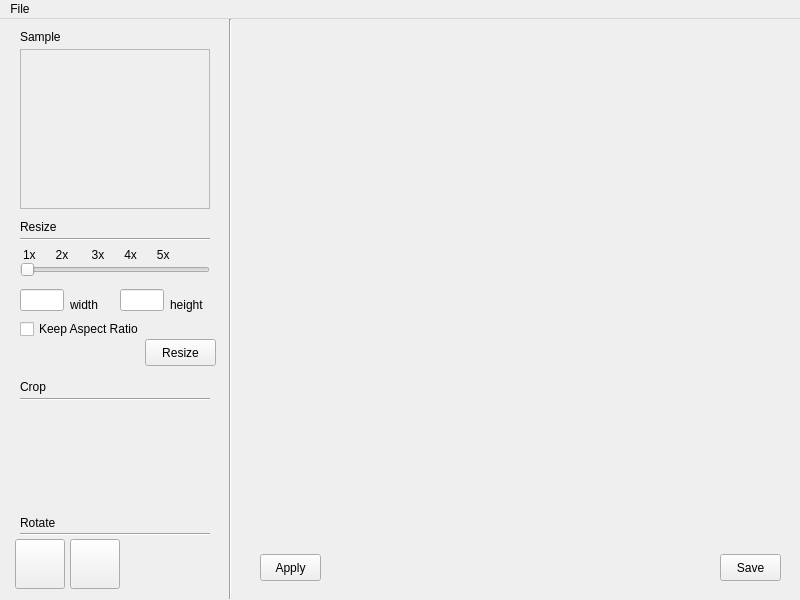
julioce/CompGraf, file trab1/mainwindow.ui: the form before one commit.
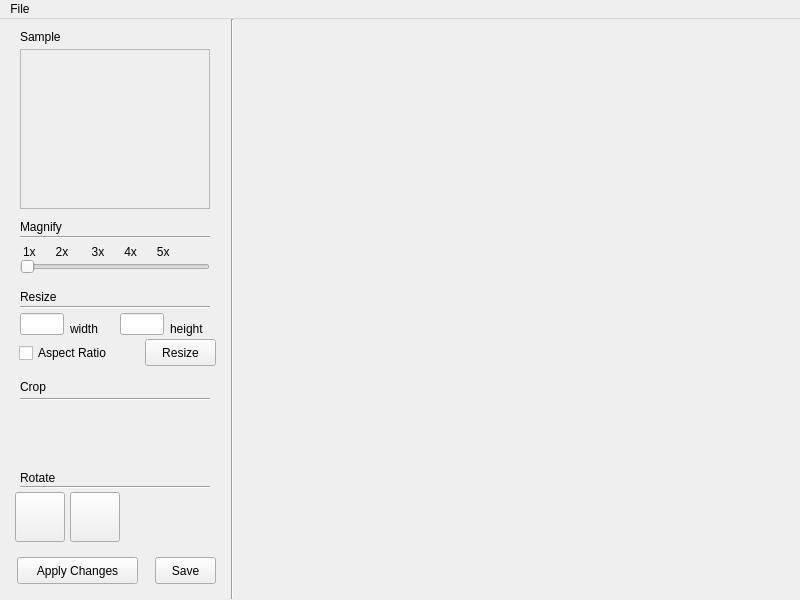
The form after the commit. Icons and pictures are not drawn.

```diff
--- a/trab1/mainwindow.ui
+++ b/trab1/mainwindow.ui
@@ -66,7 +66,7 @@
    <widget class="Line" name="line">
     <property name="geometry">
      <rect>
-      <x>220</x>
+      <x>222</x>
       <y>0</y>
       <width>20</width>
       <height>580</height>
@@ -101,12 +101,33 @@
       <x>249</x>
       <y>30</y>
       <width>530</width>
-      <height>490</height>
+      <height>531</height>
      </rect>
     </property>
+    <property name="sizePolicy">
+     <sizepolicy hsizetype="Expanding" vsizetype="Expanding">
+      <horstretch>0</horstretch>
+      <verstretch>0</verstretch>
+     </sizepolicy>
+    </property>
+    <property name="sizeIncrement">
+     <size>
+      <width>0</width>
+      <height>0</height>
+     </size>
+    </property>
+    <property name="autoFillBackground">
+     <bool>false</bool>
+    </property>
     <property name="text">
      <string/>
     </property>
+    <property name="textFormat">
+     <enum>Qt::AutoText</enum>
+    </property>
+    <property name="scaledContents">
+     <bool>false</bool>
+    </property>
     <property name="alignment">
      <set>Qt::AlignLeading|Qt::AlignLeft|Qt::AlignTop</set>
     </property>
@@ -115,7 +136,7 @@
     <property name="geometry">
      <rect>
       <x>70</x>
-      <y>520</y>
+      <y>473</y>
       <width>50</width>
       <height>50</height>
      </rect>
@@ -141,7 +162,7 @@
     <property name="geometry">
      <rect>
       <x>15</x>
-      <y>520</y>
+      <y>473</y>
       <width>50</width>
       <height>50</height>
      </rect>
@@ -164,7 +185,7 @@
     <property name="geometry">
      <rect>
       <x>20</x>
-      <y>495</y>
+      <y>450</y>
       <width>60</width>
       <height>17</height>
      </rect>
@@ -177,7 +198,7 @@
     <property name="geometry">
      <rect>
       <x>20</x>
-      <y>505</y>
+      <y>458</y>
       <width>190</width>
       <height>20</height>
      </rect>
@@ -189,8 +210,8 @@
    <widget class="QPushButton" name="saveButton">
     <property name="geometry">
      <rect>
-      <x>720</x>
-      <y>535</y>
+      <x>155</x>
+      <y>538</y>
       <width>61</width>
       <height>27</height>
      </rect>
@@ -212,7 +233,7 @@
      <string>Sample</string>
     </property>
    </widget>
-   <widget class="QLabel" name="labelResize">
+   <widget class="QLabel" name="labelMagnify">
     <property name="geometry">
      <rect>
       <x>20</x>
@@ -222,14 +243,14 @@
      </rect>
     </property>
     <property name="text">
-     <string>Resize</string>
+     <string>Magnify</string>
     </property>
    </widget>
    <widget class="Line" name="line_3">
     <property name="geometry">
      <rect>
       <x>20</x>
-      <y>210</y>
+      <y>208</y>
       <width>190</width>
       <height>20</height>
      </rect>
@@ -242,7 +263,7 @@
     <property name="geometry">
      <rect>
       <x>20</x>
-      <y>270</y>
+      <y>294</y>
       <width>44</width>
       <height>22</height>
      </rect>
@@ -252,7 +273,7 @@
     <property name="geometry">
      <rect>
       <x>120</x>
-      <y>270</y>
+      <y>294</y>
       <width>44</width>
       <height>22</height>
      </rect>
@@ -262,7 +283,7 @@
     <property name="geometry">
      <rect>
       <x>70</x>
-      <y>278</y>
+      <y>302</y>
       <width>41</width>
       <height>16</height>
      </rect>
@@ -275,7 +296,7 @@
     <property name="geometry">
      <rect>
       <x>170</x>
-      <y>278</y>
+      <y>302</y>
       <width>41</width>
       <height>16</height>
      </rect>
@@ -287,34 +308,34 @@
    <widget class="QPushButton" name="applyButton">
     <property name="geometry">
      <rect>
-      <x>260</x>
-      <y>535</y>
-      <width>61</width>
+      <x>17</x>
+      <y>538</y>
+      <width>121</width>
       <height>27</height>
      </rect>
     </property>
     <property name="text">
-     <string>Apply</string>
+     <string>Apply Changes</string>
     </property>
    </widget>
    <widget class="QCheckBox" name="boxAspectRatio">
     <property name="geometry">
      <rect>
-      <x>20</x>
-      <y>300</y>
-      <width>190</width>
+      <x>19</x>
+      <y>324</y>
+      <width>111</width>
       <height>20</height>
      </rect>
     </property>
     <property name="text">
-     <string>Keep Aspect Ratio</string>
+     <string>Aspect Ratio</string>
     </property>
    </widget>
    <widget class="QSlider" name="resizeSlider">
     <property name="geometry">
      <rect>
       <x>20</x>
-      <y>240</y>
+      <y>237</y>
       <width>190</width>
       <height>22</height>
      </rect>
@@ -339,7 +360,7 @@
     <property name="geometry">
      <rect>
       <x>23</x>
-      <y>228</y>
+      <y>225</y>
       <width>190</width>
       <height>16</height>
      </rect>
@@ -374,6 +395,32 @@
      <enum>Qt::Horizontal</enum>
     </property>
    </widget>
+   <widget class="QLabel" name="labelResize">
+    <property name="geometry">
+     <rect>
+      <x>20</x>
+      <y>270</y>
+      <width>60</width>
+      <height>16</height>
+     </rect>
+    </property>
+    <property name="text">
+     <string>Resize</string>
+    </property>
+   </widget>
+   <widget class="Line" name="line_5">
+    <property name="geometry">
+     <rect>
+      <x>20</x>
+      <y>278</y>
+      <width>190</width>
+      <height>20</height>
+     </rect>
+    </property>
+    <property name="orientation">
+     <enum>Qt::Horizontal</enum>
+    </property>
+   </widget>
   </widget>
   <widget class="QMenuBar" name="menuBar">
    <property name="geometry">
```
Left out of the diff: 1 changed line with no effect on the pictures.
